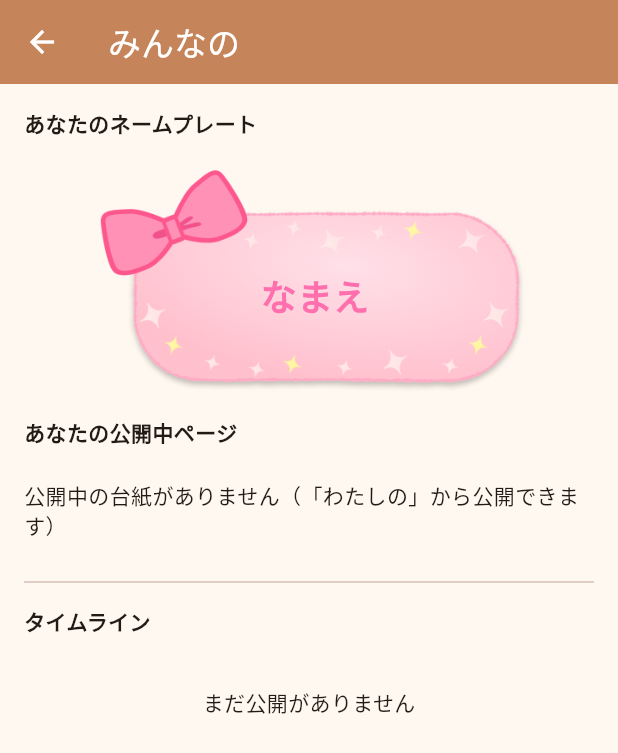
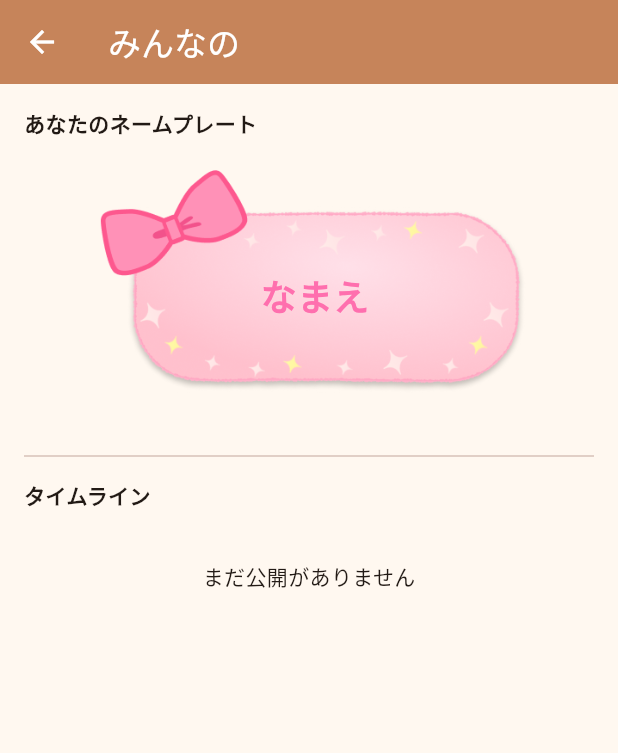
Before and after one commit to p2hacks2025/post-04, a Flutter app: the TimelinePage screen opened directly, on a phone screen of 412 x 824 dp. Shown: the top 753 px of the screen. Run offline on Flutter 3.47's test engine with Material 3 defaults, Android fonts, the phone set to English and light mode, and no system bars; our stand-ins replace cloud_firestore, firebase_auth, firebase_core, google_fonts, qr_flutter; missing offline and left inert: mobile_scanner, model_viewer_plus, photo_manager; accounts and stored records are empty; network calls fail; statements that could not run were skipped.

Commit message:
feat: タイムラインページの表示を改善し、空の投稿メッセージを削除

```diff
--- a/lib/features/timeline/presentation/pages/timeline_page.dart
+++ b/lib/features/timeline/presentation/pages/timeline_page.dart
@@ -65,18 +65,11 @@ class _TimelinePageState extends State<TimelinePage> {
             const SizedBox(height: 10),
             SizedBox(height: 160, child: NameplatePreview(data: myNp)),
             const SizedBox(height: 16),
-            const Text('あなたの公開中ページ', style: TextStyle(fontWeight: FontWeight.bold)),
             const SizedBox(height: 10),
             StreamBuilder(
               stream: _repo.streamByUid(uid),
               builder: (context, snapshot) {
                 final posts = snapshot.data ?? const [];
-                if (posts.isEmpty) {
-                  return const Padding(
-                    padding: EdgeInsets.symmetric(vertical: 12),
-                    child: Text('公開中の台紙がありません（「わたしの」から公開できます）'),
-                  );
-                }
                 return Column(
                   children: [
                     for (final p in posts) ...[
```
